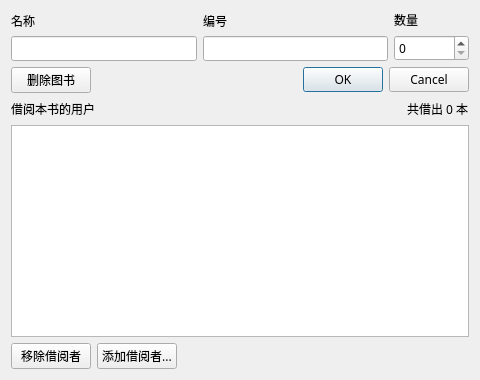
Old version of the form bookinfodialog.ui in the repository hawa130/LibraryManage.
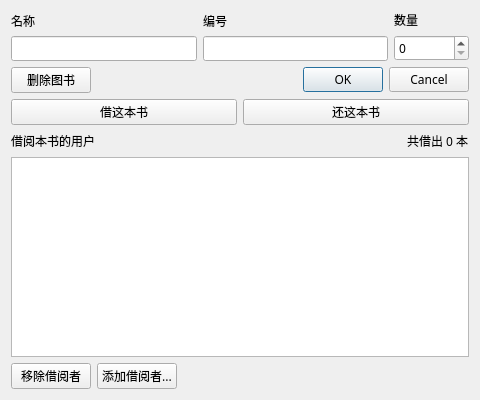
New version of the form.

The edit to the form file:
```diff
--- a/bookinfodialog.ui
+++ b/bookinfodialog.ui
@@ -7,7 +7,7 @@
     <x>0</x>
     <y>0</y>
     <width>480</width>
-    <height>380</height>
+    <height>400</height>
    </rect>
   </property>
   <property name="font">
@@ -102,6 +102,24 @@
      </item>
     </layout>
    </item>
+   <item>
+    <layout class="QHBoxLayout" name="horizontalLayout_5">
+     <item>
+      <widget class="QPushButton" name="borrowThisButton">
+       <property name="text">
+        <string>借这本书</string>
+       </property>
+      </widget>
+     </item>
+     <item>
+      <widget class="QPushButton" name="returnThisButton">
+       <property name="text">
+        <string>还这本书</string>
+       </property>
+      </widget>
+     </item>
+    </layout>
+   </item>
    <item>
     <layout class="QHBoxLayout" name="horizontalLayout_4">
      <item>
```
